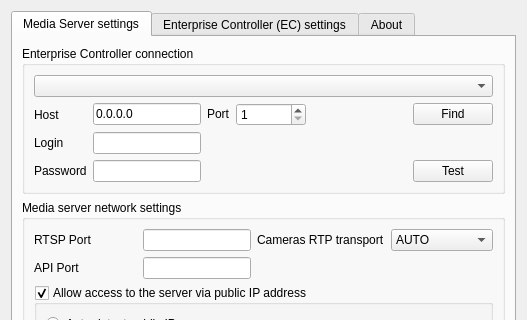
Before: the Qt Designer form traytool/src/settings.ui in networkoptix/nx_open, drawn with Qt 5; both pictures show x 0 to 527 and y 0 to 320 of the 527 by 579 pixel window.
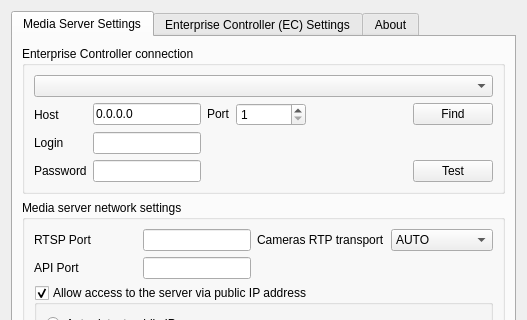
After: the same form once the commit is applied.

The edit to the form file:
```diff
--- a/traytool/src/settings.ui
+++ b/traytool/src/settings.ui
@@ -33,7 +33,7 @@
      </property>
      <widget class="QWidget" name="tabMediaServer">
       <attribute name="title">
-       <string>Media Server settings</string>
+       <string>Media Server Settings</string>
       </attribute>
       <layout class="QVBoxLayout" name="verticalLayout_6">
        <item>
@@ -373,7 +373,7 @@
      </widget>
      <widget class="QWidget" name="tabAppServer">
       <attribute name="title">
-       <string>Enterprise Controller (EC) settings</string>
+       <string>Enterprise Controller (EC) Settings</string>
       </attribute>
       <layout class="QVBoxLayout" name="verticalLayout_3">
        <item>
```
